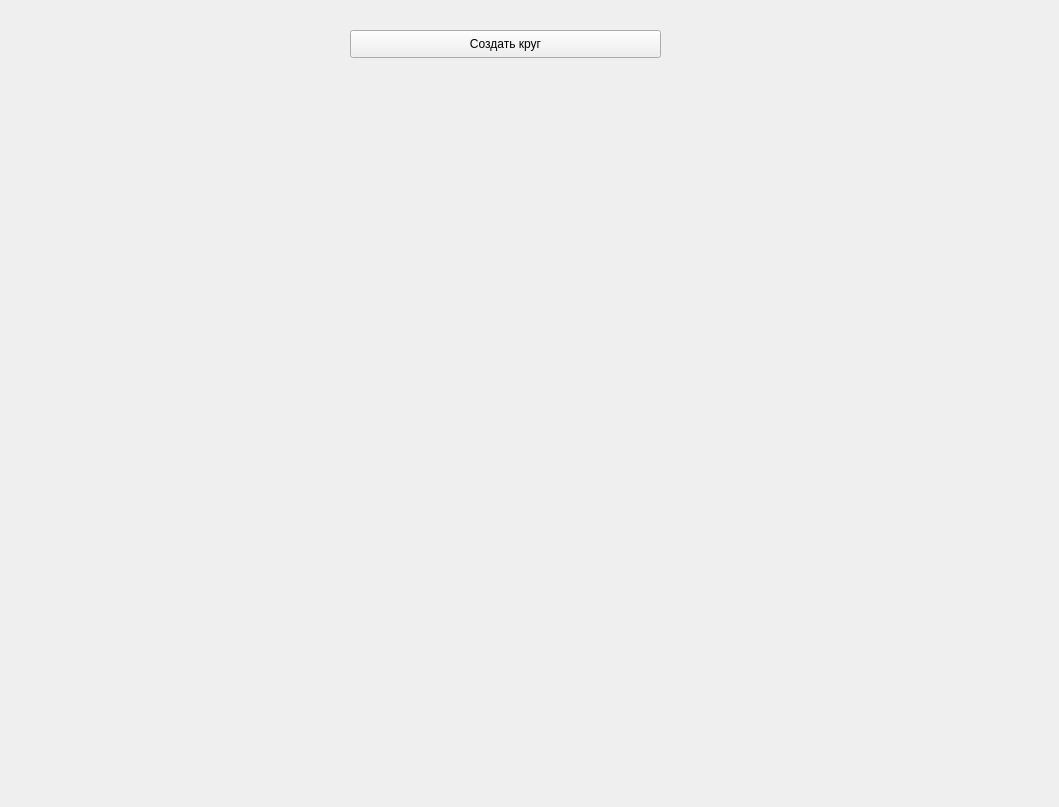
Qt form UI.ui (zdanovamaria-132/Yellow_circle) before a commit.
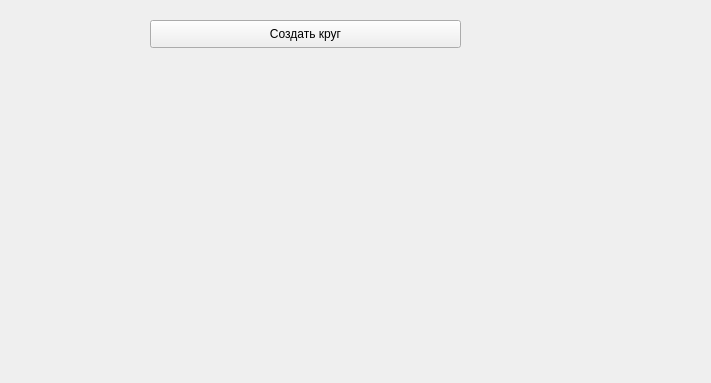
The same form after that commit.

Commit message: изменен размер экрана

```diff
--- a/UI.ui
+++ b/UI.ui
@@ -6,8 +6,8 @@
    <rect>
     <x>0</x>
     <y>0</y>
-    <width>1059</width>
-    <height>807</height>
+    <width>711</width>
+    <height>383</height>
    </rect>
   </property>
   <property name="windowTitle">
@@ -16,8 +16,8 @@
   <widget class="QPushButton" name="btn">
    <property name="geometry">
     <rect>
-     <x>350</x>
-     <y>30</y>
+     <x>150</x>
+     <y>20</y>
      <width>311</width>
      <height>28</height>
     </rect>
```
